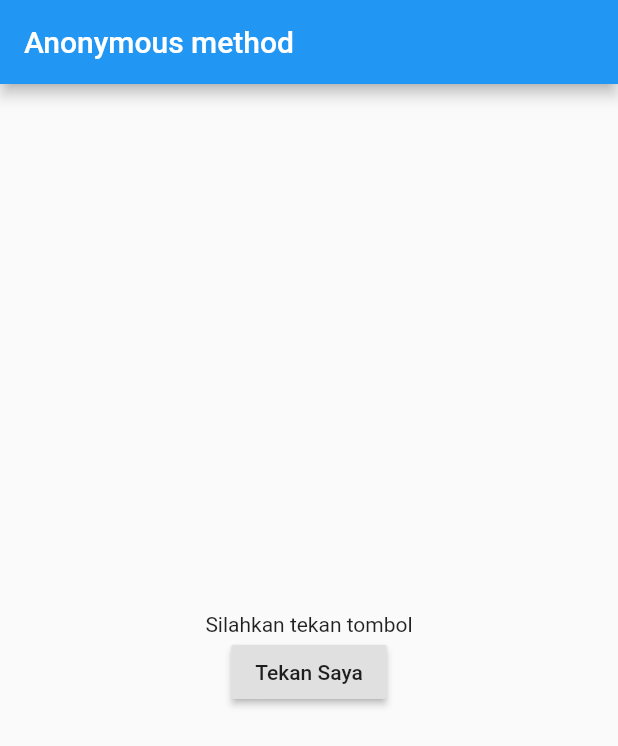
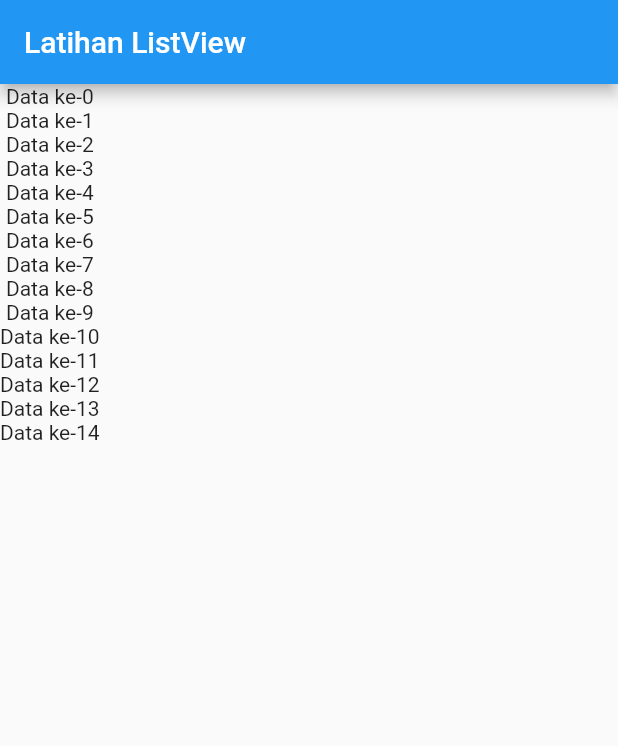
Before and after one commit to nrfitriani/flutter_fundamental, a Flutter app: the screen it shows after launch, on a phone screen of 412 x 824 dp. Shown: the top 746 px of the screen. Run offline on Flutter 3.47's test engine with Material 2 defaults, Android fonts, the phone set to English and light mode, and no system bars.

Commit message:
list view

```diff
--- a/lib/main.dart
+++ b/lib/main.dart
@@ -1,4 +1,3 @@
-
 import 'package:flutter/material.dart';
 
 //Belajar membuat tampilan home dan text widget
@@ -141,9 +140,8 @@ class _MyAppState extends State<MyApp> {
 }
 */
 
-
 //Anonymous method digunakan pada method yang hanya satu kali dipanggil.Begini caranya => () {....}
-void main () => runApp(MyApp());
+/* void main () => runApp(MyApp());
 
 class MyApp extends StatefulWidget {
   @override
@@ -176,3 +174,36 @@ class _MyAppState extends State<MyApp> {
     );
   }
 }
+*/
+
+//List View
+
+void main() => runApp(MyApp());
+
+class MyApp extends StatefulWidget {
+  @override
+  _MyAppState createState() => _MyAppState();
+}
+
+class _MyAppState extends State<MyApp> {
+  List<Widget> widgets = []; //list kumpulan widget
+
+  _MyAppState() {
+    //constructor //mengatur bagaimana memunculkan isi widget secara otomatis
+    for (int i = 0; i< 15; i++) widgets.add(Text("Data ke-" + i.toString()));
+  }
+
+  @override
+  Widget build(BuildContext context) {
+    return MaterialApp(
+      home: Scaffold(
+        appBar: AppBar(title: Text("Latihan ListView")),
+        body: Column(
+          children: widgets,
+        ),
+      ),
+    );
+  }
+}
+
+//menit ke 07.35
```
